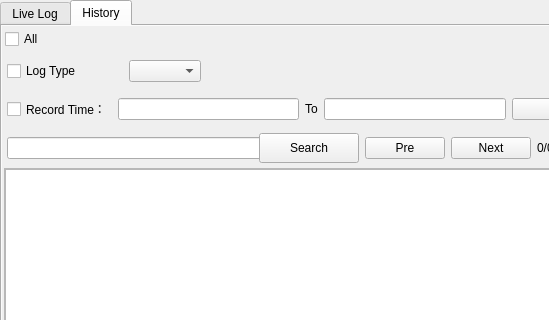
Old version of the form OHB80PortMonitor_V_1_0_0/ui/customwidget/operationlogwidget/operationlogwidget.ui in the repository pioneer-tonight-tlhe/OHB80PortMonitor; both pictures show x 0 to 549 and y 0 to 320 of the 800 by 548 pixel window.
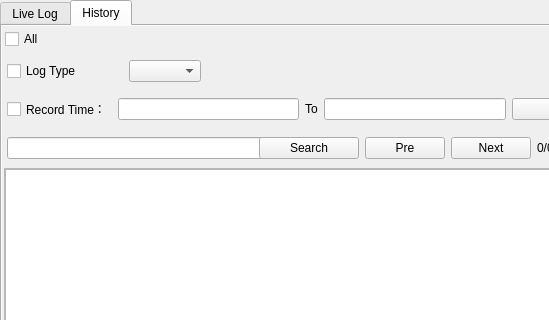
New version of the form. Custom widgets are drawn as their Qt base class.

What changed in the file:
```diff
--- a/OHB80PortMonitor_V_1_0_0/ui/customwidget/operationlogwidget/operationlogwidget.ui
+++ b/OHB80PortMonitor_V_1_0_0/ui/customwidget/operationlogwidget/operationlogwidget.ui
@@ -414,7 +414,7 @@
                <property name="maximumSize">
                 <size>
                  <width>16777215</width>
-                 <height>120</height>
+                 <height>16777215</height>
                 </size>
                </property>
                <property name="text">
```
Left out of the diff: 2 changed lines with no effect on the pictures.
